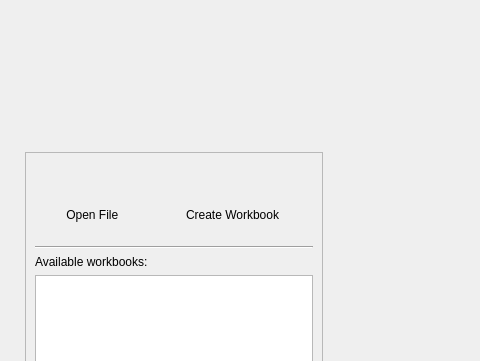
First picture: the form in resources/selector.ui, repository lesca-research/piccel, before the edit; both pictures show x 292 to 772 and y 0 to 361 of the 932 by 736 pixel window.
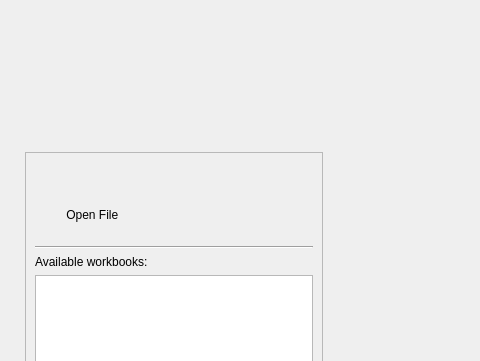
Second picture: the form after the edit.

```diff
--- a/resources/selector.ui
+++ b/resources/selector.ui
@@ -117,41 +117,6 @@
               </layout>
              </widget>
             </item>
-            <item>
-             <widget class="QFrame" name="frame_5">
-              <property name="frameShape">
-               <enum>QFrame::NoFrame</enum>
-              </property>
-              <property name="frameShadow">
-               <enum>QFrame::Raised</enum>
-              </property>
-              <layout class="QVBoxLayout" name="verticalLayout_2">
-               <item>
-                <widget class="QPushButton" name="pushButton">
-                 <property name="text">
-                  <string/>
-                 </property>
-                 <property name="iconSize">
-                  <size>
-                   <width>48</width>
-                   <height>48</height>
-                  </size>
-                 </property>
-                 <property name="flat">
-                  <bool>true</bool>
-                 </property>
-                </widget>
-               </item>
-               <item>
-                <widget class="QLabel" name="label_2">
-                 <property name="text">
-                  <string>Create Workbook</string>
-                 </property>
-                </widget>
-               </item>
-              </layout>
-             </widget>
-            </item>
            </layout>
           </widget>
          </item>
```
